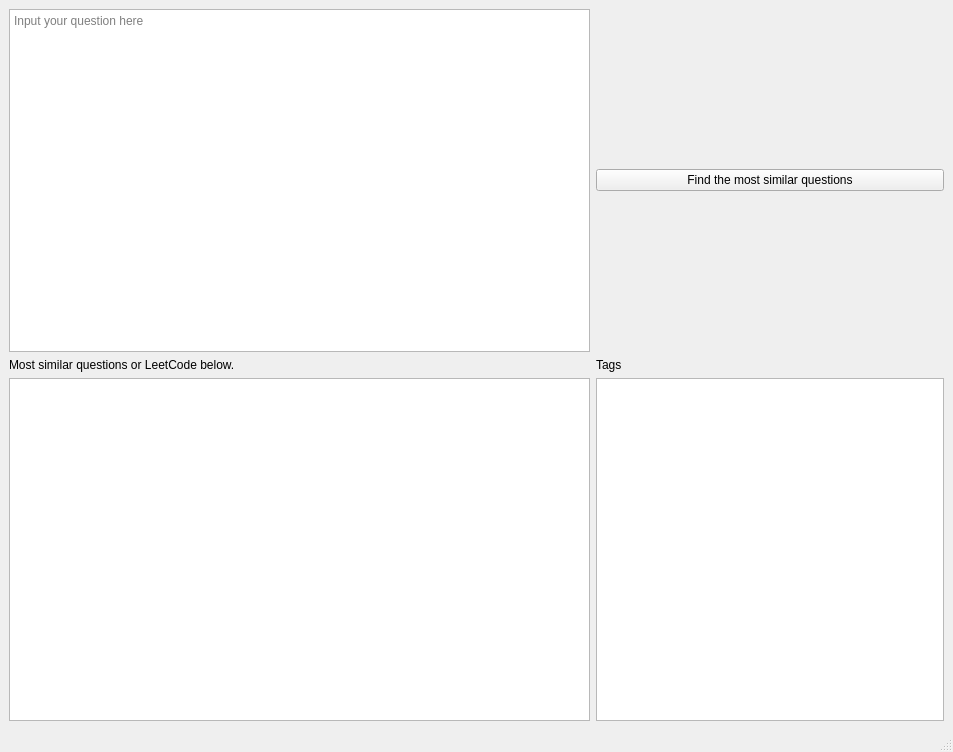
Qt form qt.ui (Ericxu19/Similar-Coding-Question-Finder-Using-BERT) before a commit.
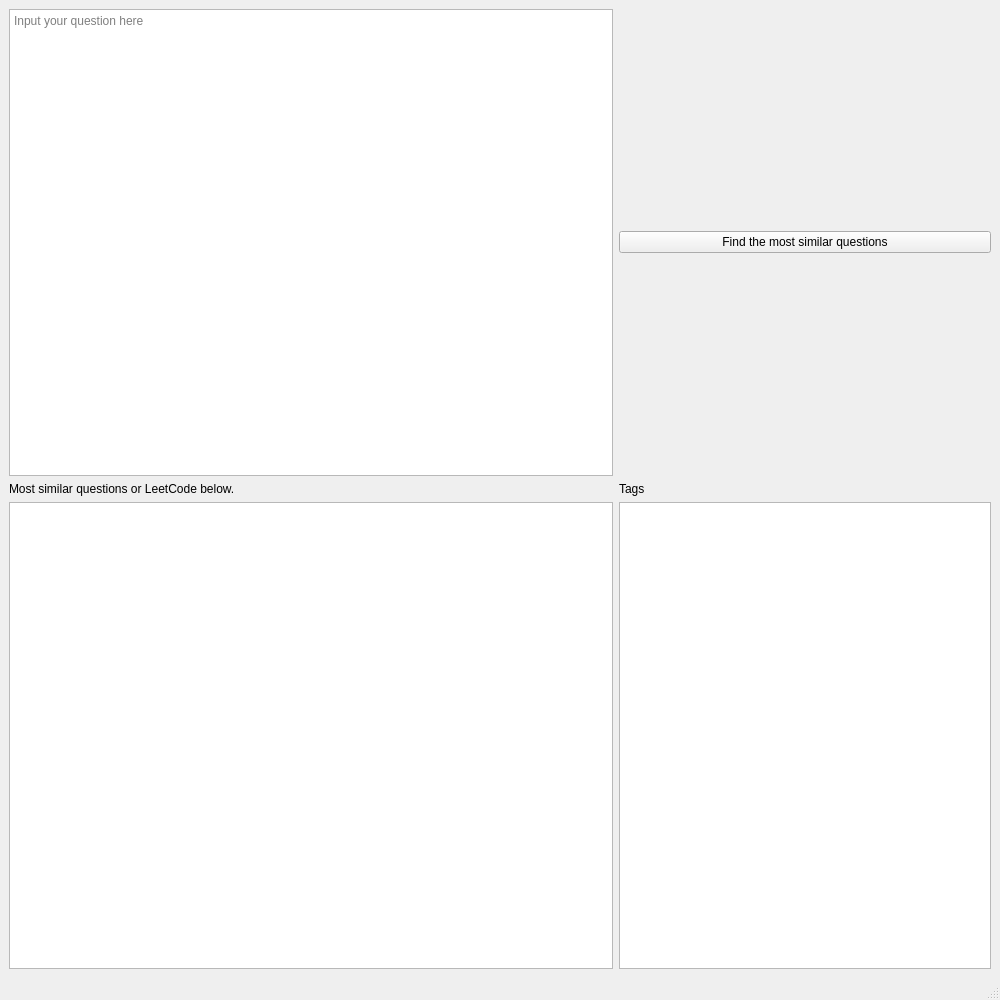
The same form after that commit.

What changed in the file:
```diff
--- a/qt.ui
+++ b/qt.ui
@@ -6,8 +6,8 @@
    <rect>
     <x>0</x>
     <y>0</y>
-    <width>953</width>
-    <height>752</height>
+    <width>1000</width>
+    <height>1000</height>
    </rect>
   </property>
   <property name="windowTitle">
```
Left out of the diff: 3 changed lines with no effect on the pictures.
